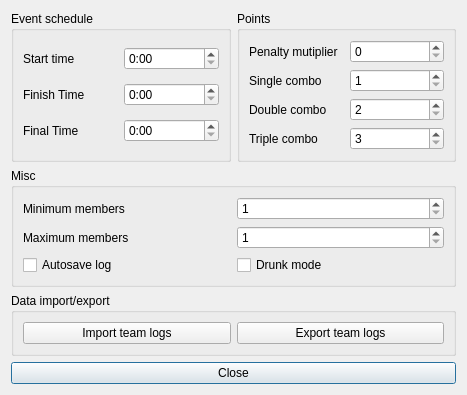
The window that trunk/gui_settings.ui (FrankMamuda/ketoevent) describes before a commit, drawn with Qt 5.
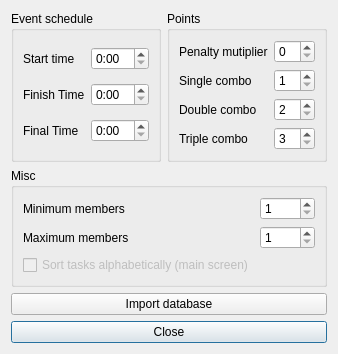
The same window after the commit. Icons and pictures are not drawn.

Diff of the .ui file:
```diff
--- a/trunk/gui_settings.ui
+++ b/trunk/gui_settings.ui
@@ -6,8 +6,8 @@
    <rect>
     <x>0</x>
     <y>0</y>
-    <width>467</width>
-    <height>390</height>
+    <width>338</width>
+    <height>331</height>
    </rect>
   </property>
   <property name="windowTitle">
@@ -174,16 +174,12 @@
        </widget>
       </item>
       <item row="3" column="0">
-       <widget class="QCheckBox" name="autoSave">
-        <property name="text">
-         <string>Autosave log</string>
+       <widget class="QCheckBox" name="checkBox">
+        <property name="enabled">
+         <bool>false</bool>
         </property>
-       </widget>
-      </item>
-      <item row="3" column="1">
-       <widget class="QCheckBox" name="drunkMode">
         <property name="text">
-         <string>Drunk mode</string>
+         <string>Sort tasks alphabetically (main screen)</string>
         </property>
        </widget>
       </item>
@@ -205,34 +201,14 @@
     </widget>
    </item>
    <item row="2" column="0" colspan="2">
-    <widget class="QGroupBox" name="groupBox">
-     <property name="title">
-      <string>Data import/export</string>
+    <widget class="QPushButton" name="buttonImport">
+     <property name="text">
+      <string>Import database</string>
      </property>
-     <layout class="QGridLayout" name="dataLayout">
-      <item row="0" column="0">
-       <widget class="QPushButton" name="buttonImport">
-        <property name="text">
-         <string>Import team logs</string>
-        </property>
-        <property name="icon">
-         <iconset resource="res_main.qrc">
-          <normaloff>:/icons/import_16</normaloff>:/icons/import_16</iconset>
-        </property>
-       </widget>
-      </item>
-      <item row="0" column="1">
-       <widget class="QPushButton" name="buttonExport">
-        <property name="text">
-         <string>Export team logs</string>
-        </property>
-        <property name="icon">
-         <iconset resource="res_main.qrc">
-          <normaloff>:/icons/export_16</normaloff>:/icons/export_16</iconset>
-        </property>
-       </widget>
-      </item>
-     </layout>
+     <property name="icon">
+      <iconset resource="resources.qrc">
+       <normaloff>:/icons/import_16</normaloff>:/icons/import_16</iconset>
+     </property>
     </widget>
    </item>
   </layout>
```
Left out of the diff: 32 changed lines with no effect on the pictures.
